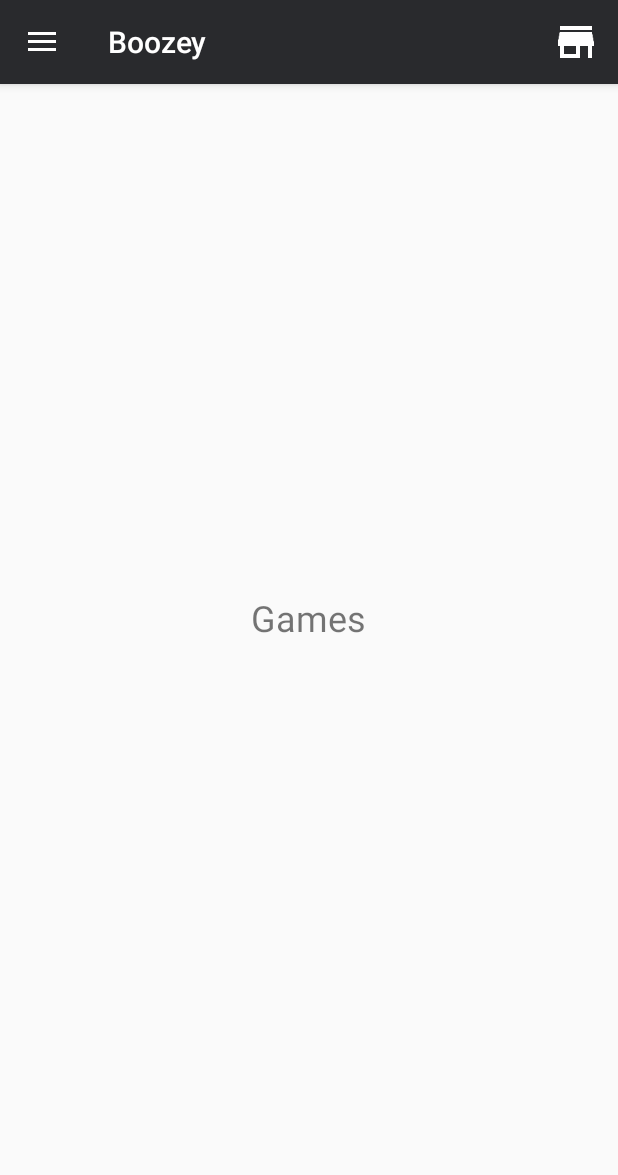
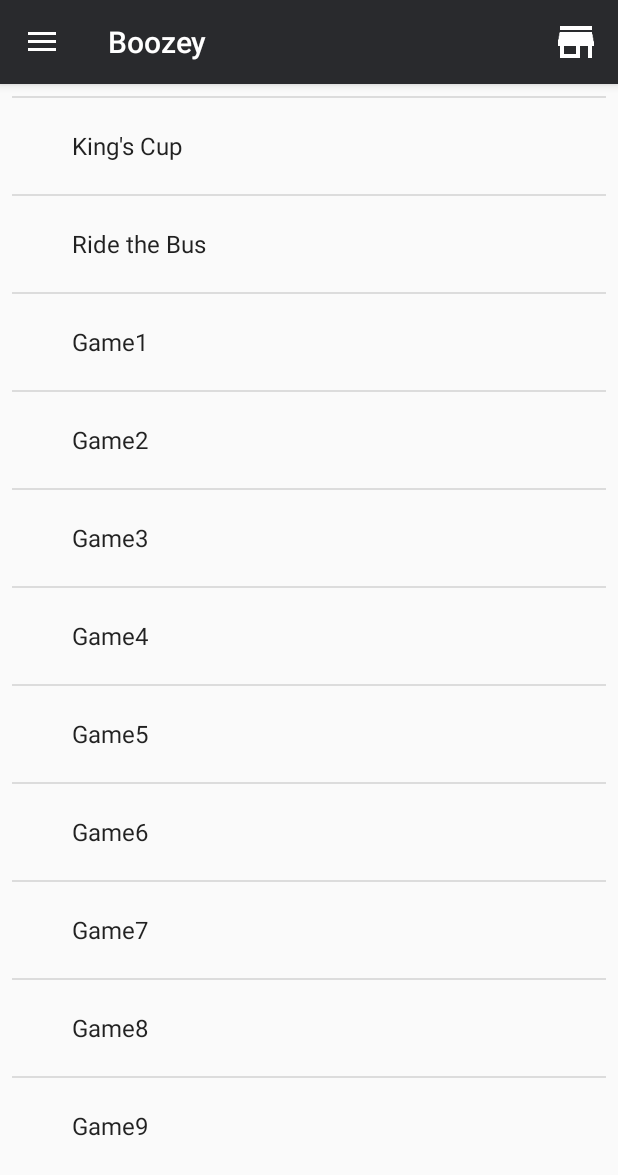
Before and after one commit to NulliSecundus/Boozey, an Android app: the screen it shows after launch (main), on a phone screen of 412 x 824 dp. Shown: the top 1175 px of the screen. Run offline under Robolectric (Android 15) with nearby library versions, the phone set to English and light mode, and no system bars.

Commit message:
added ListView to games screen

```diff
--- a/app/src/main/java/wisc/boozey/GameFragment.java
+++ b/app/src/main/java/wisc/boozey/GameFragment.java
@@ -4,22 +4,31 @@ import android.app.Fragment;
 import android.os.Bundle;
 import android.support.annotation.Nullable;
 import android.view.LayoutInflater;
-import android.view.Menu;
-import android.view.MenuItem;
 import android.view.View;
 import android.view.ViewGroup;
+import android.widget.AdapterView;
+import android.widget.ArrayAdapter;
+import android.widget.ListView;
 
 /**
  *
  */
 
-public class GameFragment extends Fragment {
+public class GameFragment extends Fragment{
     View myView;
+    String[] installedGames = {"Circle of Death","King's Cup","Ride the Bus",
+            "Game1","Game2","Game3","Game4","Game5","Game6","Game7","Game8","Game9"};
 
     @Nullable
     @Override
     public View onCreateView(LayoutInflater inflater, @Nullable ViewGroup container, Bundle savedInstanceState) {
         myView = inflater.inflate(R.layout.game_screen, container, false);
+        ListView gameListView = myView.findViewById(R.id.gamesListView);
+        ArrayAdapter<String> listViewAdapter = new ArrayAdapter<String>(getActivity(),
+                android.R.layout.simple_expandable_list_item_1,
+                installedGames);
+        gameListView.setAdapter(listViewAdapter);
         return myView;
     }
+
 }
--- a/app/src/main/java/wisc/boozey/main.java
+++ b/app/src/main/java/wisc/boozey/main.java
@@ -34,6 +34,8 @@ public class main extends AppCompatActivity
 
         navigationView = (NavigationView) findViewById(R.id.nav_view);
         navigationView.setNavigationItemSelectedListener(this);
+
+
 
         FragmentManager fragmentManager = getFragmentManager();
         fragmentManager.beginTransaction()
--- /dev/null
+++ b/app/src/main/res/layout/activity_gamelistview.xml
@@ -0,0 +1,11 @@
+<?xml version="1.0" encoding="utf-8"?>
+<!--  Single List Item Design -->
+
+<TextView xmlns:android="http://schemas.android.com/apk/res/android"
+    android:id="@+id/label"
+    android:layout_width="fill_parent"
+    android:layout_height="fill_parent"
+    android:padding="10dip"
+    android:textSize="16dip"
+    android:textStyle="bold" >
+</TextView>
--- a/app/src/main/res/layout/game_screen.xml
+++ b/app/src/main/res/layout/game_screen.xml
@@ -1,13 +1,19 @@
 <?xml version="1.0" encoding="utf-8"?>
-<RelativeLayout xmlns:android="http://schemas.android.com/apk/res/android"
-    android:layout_width="match_parent" android:layout_height="match_parent">
+<android.support.constraint.ConstraintLayout xmlns:android="http://schemas.android.com/apk/res/android"
+    xmlns:app="http://schemas.android.com/apk/res-auto"
+    xmlns:tools="http://schemas.android.com/tools"
+    android:layout_width="match_parent"
+    android:layout_height="match_parent">
 
-    <TextView
-        android:id="@+id/textView"
-        android:layout_width="wrap_content"
+    <ListView
+        android:id="@+id/gamesListView"
+        android:layout_width="match_parent"
         android:layout_height="wrap_content"
-        android:layout_centerHorizontal="true"
-        android:layout_centerVertical="true"
-        android:text="Games"
-        android:textSize="24sp" />
-</RelativeLayout>
+        android:layout_marginLeft="8dp"
+        android:layout_marginRight="8dp"
+        app:layout_constraintHorizontal_bias="0.0"
+        app:layout_constraintLeft_toLeftOf="parent"
+        app:layout_constraintRight_toRightOf="parent"
+        tools:layout_editor_absoluteY="16dp" />
+
+</android.support.constraint.ConstraintLayout>
```
